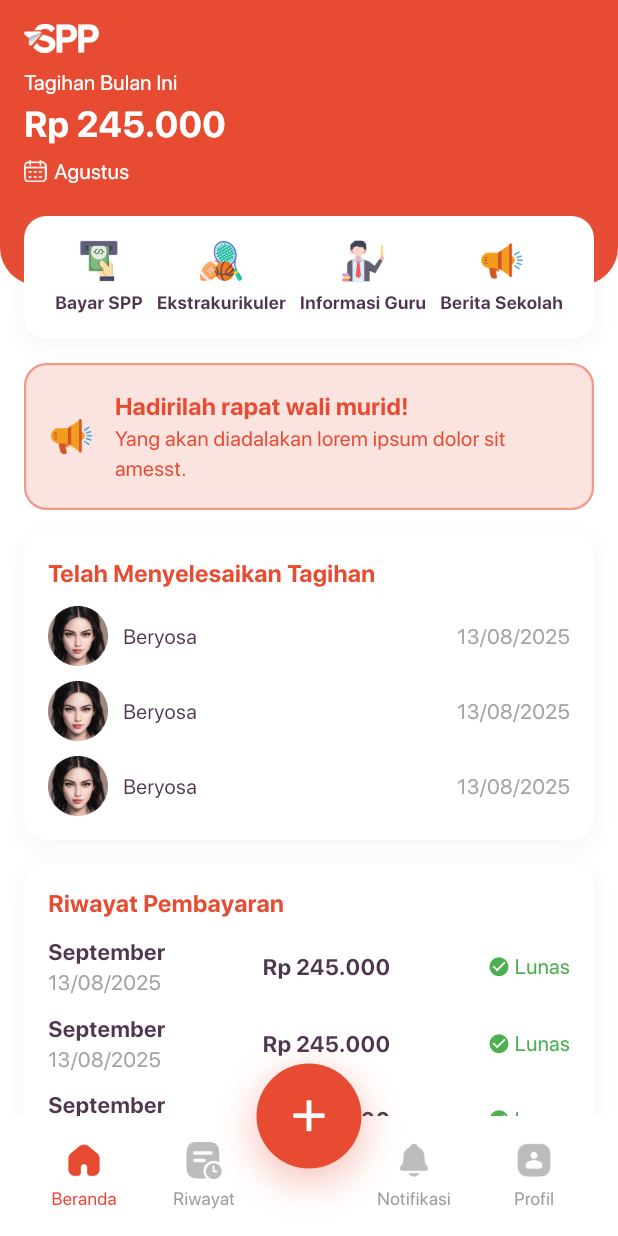
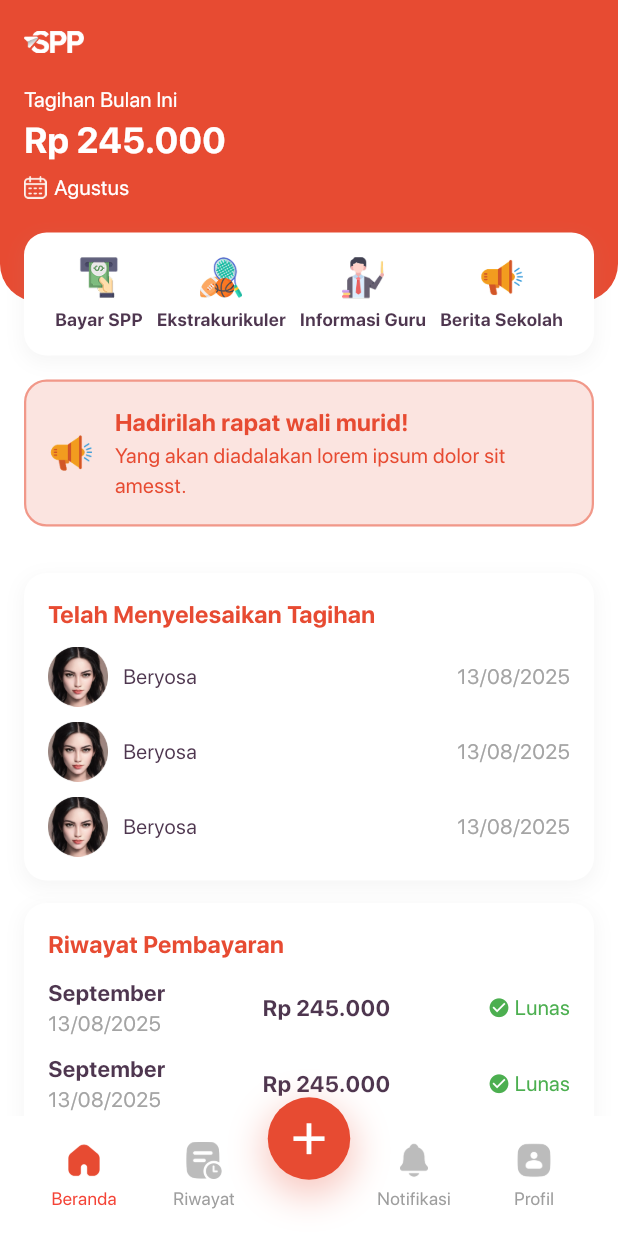
Before and after one commit to yusrondev/klikspp, a Flutter app: the AppLayout screen opened by its route, on a phone screen of 412 x 824 dp. Run offline on Flutter 3.47's test engine with Material 3 defaults, Android fonts, the phone set to English and light mode, and no system bars; our stand-ins replace flutter_dotenv, gap, shared_preferences; accounts and stored records are empty; network calls fail.

Commit message:
Improvement - AppBar Home

```diff
--- a/lib/layouts/app_layout.dart
+++ b/lib/layouts/app_layout.dart
@@ -120,9 +120,11 @@ class _AppLayoutState extends State<AppLayout> {
       onWillPop: () => _onWillPop(context),
       child: Scaffold(
         body: _pages[_currentIndex],
-        floatingActionButton: SizedBox(
-          height: 70,
-          width: 70,
+        floatingActionButton:  Transform.translate(
+          offset: const Offset(0, 15),
+          child: SizedBox(
+            height: 55,
+            width: 55,
             child: Container(
               decoration: BoxDecoration(
                 shape: BoxShape.circle,
@@ -145,6 +147,7 @@ class _AppLayoutState extends State<AppLayout> {
                   });
                 },
                 child: const Icon(Icons.add, size: 35, color: Colors.white),
+              ),
             ),
           ),
         ),
--- a/lib/pages/home_page.dart
+++ b/lib/pages/home_page.dart
@@ -95,6 +95,54 @@ class _HomePageState extends State<HomePage> {
         statusBarBrightness: Brightness.dark,
       ),
       child: Scaffold(
+        appBar: AppBar(
+          backgroundColor: AppColors.primary,
+          automaticallyImplyLeading: false,
+          leading: Padding(
+            padding: const EdgeInsets.only(
+              left: 16.0,
+            ), // Tambahkan sedikit padding jika perlu
+            child: Image.asset('assets/img/logo-light.png', width: 70),
+          ),
+          actions: [
+            students.isNotEmpty
+                ? InkWell(
+                  onTap:
+                      () => _showMyDialog(
+                        context,
+                        activeStudent,
+                        students,
+                        _setActiveStudent,
+                      ),
+                  child: Container(
+                    padding: const EdgeInsets.symmetric(
+                      horizontal: 10,
+                      vertical: 5,
+                    ),
+                    margin: const EdgeInsets.only(right: 16),
+                    decoration: BoxDecoration(
+                      color: Colors.black.withOpacity(0.2),
+                      borderRadius: BorderRadius.circular(10),
+                    ),
+                    child: Row(
+                      children: [
+                        const Icon(
+                          Icons.check_circle,
+                          color: Colors.white,
+                          size: 15,
+                        ),
+                        const Gap(5),
+                        Text(
+                          activeStudent ?? "-",
+                          style: AppTypography.bodySmallWhite,
+                        ),
+                      ],
+                    ),
+                  ),
+                )
+                : const SizedBox.shrink(),
+          ],
+        ),
         body: ListView(
           children: [
             buildHeader(context, activeStudent, students, _setActiveStudent),
@@ -120,9 +168,9 @@ Widget buildHeader(
   return Stack(
     children: [
       Container(
-        padding: const EdgeInsets.all(16),
+        padding: const EdgeInsets.symmetric(horizontal: 16),
         width: double.infinity,
-        height: 190,
+        height: 145,
         decoration: const BoxDecoration(
           color: AppColors.primary,
           borderRadius: BorderRadius.only(
@@ -132,52 +180,10 @@ Widget buildHeader(
         ),
       ),
       Padding(
-        padding: const EdgeInsets.all(16),
+        padding: const EdgeInsets.symmetric(horizontal: 16),
         child: Column(
           crossAxisAlignment: CrossAxisAlignment.start,
           children: [
-            Row(
-              mainAxisAlignment: MainAxisAlignment.spaceBetween,
-              children: [
-                Image.asset('assets/img/logo-light.png', width: 50),
-                students.isNotEmpty
-                    ? InkWell(
-                      onTap:
-                          () => _showMyDialog(
-                            context,
-                            activeStudent,
-                            students,
-                            setActiveStudent,
-                          ),
-                      child: Container(
-                        padding: const EdgeInsets.symmetric(
-                          horizontal: 10,
-                          vertical: 5,
-                        ),
-                        decoration: BoxDecoration(
-                          color: Colors.black.withValues(alpha: 0.2),
-                          borderRadius: BorderRadius.circular(10),
-                        ),
-                        child: Row(
-                          children: [
-                            const Icon(
-                              Icons.check_circle,
-                              color: Colors.white,
-                              size: 15,
-                            ),
-                            const Gap(5),
-                            Text(
-                              activeStudent ?? "-",
-                              style: AppTypography.bodySmallWhite,
-                            ),
-                          ],
-                        ),
-                      ),
-                    )
-                    : const SizedBox.shrink(),
-              ],
-            ),
-            const Gap(10),
             Text("Tagihan Bulan Ini", style: AppTypography.bodySmallWhite),
             Text("Rp 245.000", style: AppTypography.heading2White),
             const Gap(5),
@@ -334,7 +340,7 @@ void _showMyDialog(
 
 Widget buildNews() {
   return Padding(
-    padding: const EdgeInsets.symmetric(horizontal: 16),
+    padding: const EdgeInsets.symmetric(horizontal: 16,vertical: 16),
     child: Container(
       padding: EdgeInsets.all(16),
       decoration: BoxDecoration(
```
Lines whose indentation alone changed are shown as unchanged.
